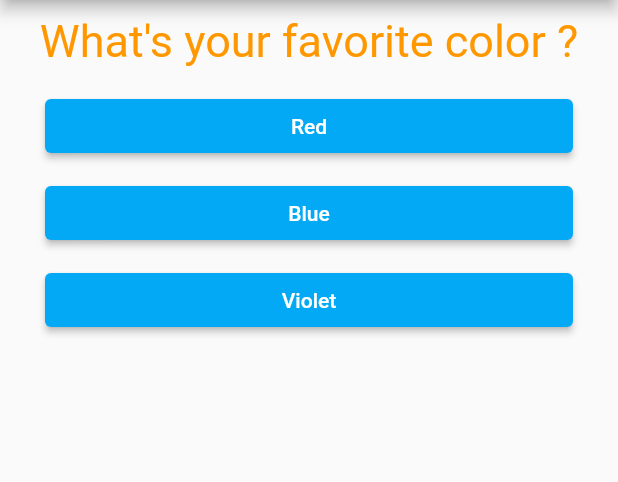
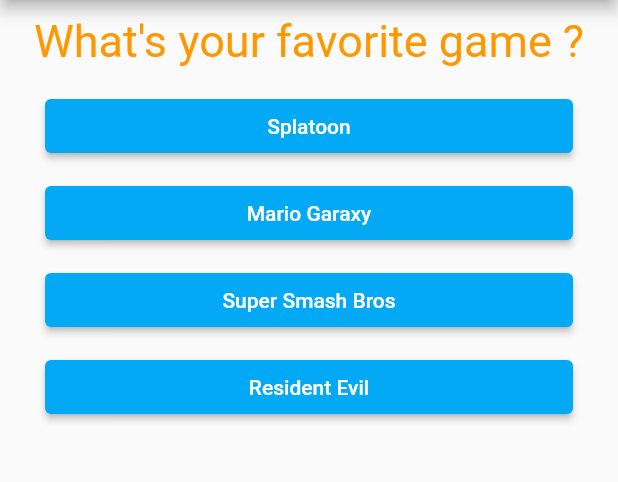
Before and after one commit to Shunsuke-Torus/BeginnerTrainingFlutter, a Flutter app: the screen it shows after launch, on a phone screen of 412 x 824 dp, the part 84-566 px from its top. Run offline on Flutter 3.47's test engine with Material 2 defaults, Android fonts, the phone set to English and light mode, and no system bars.

```diff
--- a/lib/answer.dart
+++ b/lib/answer.dart
@@ -1,6 +1,9 @@
 import 'package:flutter/material.dart';
 
 class Answer extends StatelessWidget {
+  //final と const について
+  //final = プログラムが実行された段階から変化しない場合に用いる
+  //const = コンパイル時に定数であることを明確にするために用いる
   final Function selectHandler;
   final String answerContext;
 
--- a/lib/main.dart
+++ b/lib/main.dart
@@ -28,8 +28,7 @@ class _MyAppState extends State<MyApp> {
   // ステートレスウィジェットが提供するビルドメソッドを意図的に上書きしていることを明確にする｡
   @override
   Widget build(BuildContext context) {
-    // Map()
-    var questions = [
+    final questions = [
       {
         "questionContext": "What's your favorite color ?",
         "answers": ["Red", "Blue", "Violet"]
@@ -48,6 +47,19 @@ class _MyAppState extends State<MyApp> {
         ],
       },
     ];
+
+    // finalなら作成されたArrayを上書きすることが出来る
+    // 一方でconstは､コンパイル時に定数になることから上書きすることができない｡
+    questions[0] = {
+      "questionContext": "What's your favorite game ?",
+      "answers": [
+        "Splatoon",
+        "Mario Garaxy",
+        "Super Smash Bros",
+        "Resident Evil",
+      ],
+    };
+
     return MaterialApp(
       home: Scaffold(
         appBar: AppBar(
```
